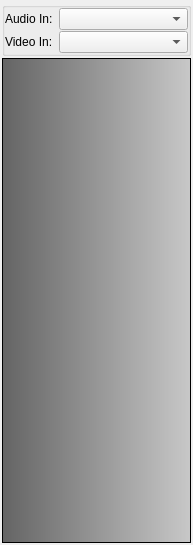
Qt form examples/qt/mainwindow.ui (meganz/MEGAchat) before a commit.
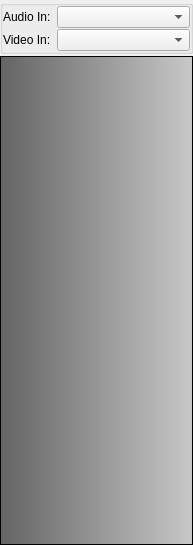
The same form after that commit.

Patch:
```diff
--- a/examples/qt/mainwindow.ui
+++ b/examples/qt/mainwindow.ui
@@ -22,16 +22,16 @@
      <number>2</number>
     </property>
     <property name="leftMargin">
-     <number>2</number>
+     <number>0</number>
     </property>
     <property name="topMargin">
-     <number>2</number>
+     <number>0</number>
     </property>
     <property name="rightMargin">
-     <number>2</number>
+     <number>0</number>
     </property>
     <property name="bottomMargin">
-     <number>2</number>
+     <number>0</number>
     </property>
     <item>
      <layout class="QHBoxLayout" name="horizontalLayout" stretch="0">
```
Left out of the diff: 2 changed lines with no effect on the pictures.
